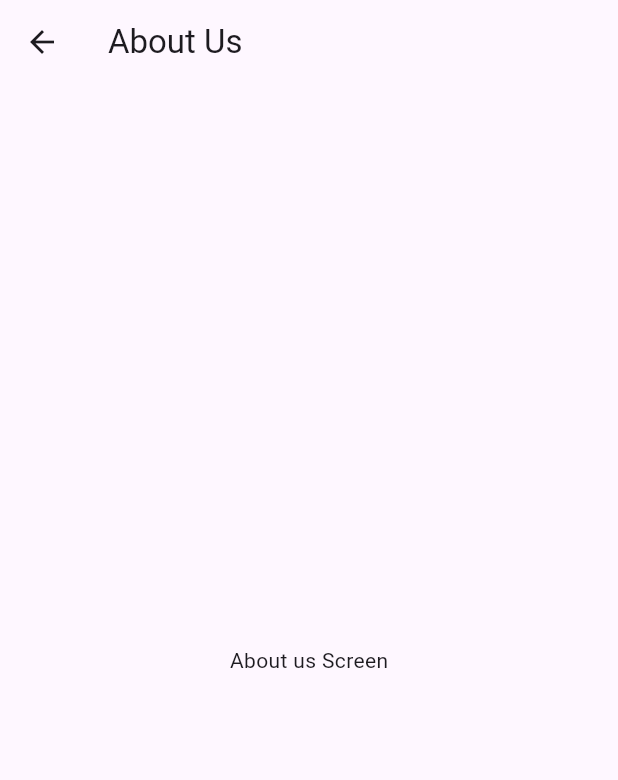
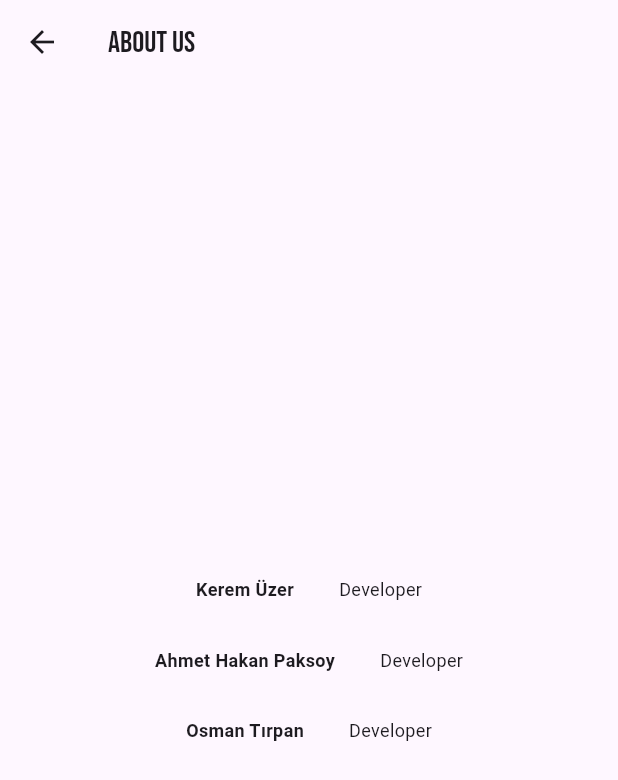
Before and after one commit to ACMHacettepeDevelopers/capsule-gsc, a Flutter app: the AboutScreen screen opened by its route, on a phone screen of 412 x 824 dp. Shown: the top 780 px of the screen. Run offline on Flutter 3.47's test engine with Material 3 defaults, Android fonts, the phone set to English and light mode, and no system bars; our stand-ins replace awesome_notifications, cloud_firestore, firebase_auth, firebase_core, flutter_chat_types, flutter_chat_ui and 5 more; accounts and stored records are empty.

Commit message:
about us

```diff
--- a/lib/screens/about_screen.dart
+++ b/lib/screens/about_screen.dart
@@ -1,4 +1,6 @@
 import "package:flutter/material.dart";
+import "package:google_fonts/google_fonts.dart";
+
 class AboutScreen extends StatelessWidget {
   const AboutScreen({Key? key}) : super(key: key);
   //build method
@@ -6,11 +8,42 @@ class AboutScreen extends StatelessWidget {
   Widget build(BuildContext context) {
     return Scaffold(
       appBar: AppBar(
-        title: const Text("About Us"),
+        title: Text(
+          "ABOUT US",
+          style: GoogleFonts.bebasNeue(fontSize: 20),
+        ),
       ),
-      body: const Center(
-        child: Text("About us Screen"),
-      ),
+      body: const Column(
+        mainAxisAlignment: MainAxisAlignment.center,
+              children: [
+                Row(
+          mainAxisAlignment: MainAxisAlignment.center,
+          children: [
+            Text("Kerem Üzer",style: TextStyle(fontSize: 12,fontWeight: FontWeight.bold),),
+             SizedBox(width: 30),
+             Text("Developer",style: TextStyle(fontSize: 12)),
+          ],
+        ),
+        SizedBox(height: 30),
+        Row(
+          mainAxisAlignment: MainAxisAlignment.center,
+          children: [
+            Text("Ahmet Hakan Paksoy",style: TextStyle(fontSize: 12,fontWeight: FontWeight.bold),),
+             SizedBox(width: 30),
+             Text("Developer",style: TextStyle(fontSize: 12)),
+          ],
+        ),  SizedBox(height: 30),
+        Row(
+          mainAxisAlignment: MainAxisAlignment.center,
+          children: [
+            Text("Osman Tırpan",style: TextStyle(fontSize: 12,fontWeight: FontWeight.bold),),
+             SizedBox(width: 30),
+             Text("Developer",style: TextStyle(fontSize: 12)),
+          ],
+        ),
+
+              ],
+            ),
     );
   }
 }
--- a/lib/screens/main_screen.dart
+++ b/lib/screens/main_screen.dart
@@ -31,7 +31,7 @@ class _MainScreenState extends State<MainScreen> {
       ]),
       drawer: Drawer(
         child: Container(
-          color: Colors.deepPurple[200],
+          color: Colors.grey[300],
           width: 300,
           child: ListView(
             children: [
@@ -68,11 +68,6 @@ class _MainScreenState extends State<MainScreen> {
                     leading: const Icon(Icons.info),
                     onTap: () => Navigator.of(context).pushNamed("/about-us"),
                   ),
-                  ListTile(
-                    title: const Text("Contact Us"),
-                    leading: const Icon(Icons.info),
-                    onTap: () => Navigator.of(context).pushNamed("/contact-us"),
-                  ),
                 ],
               ),
               Padding(
```
